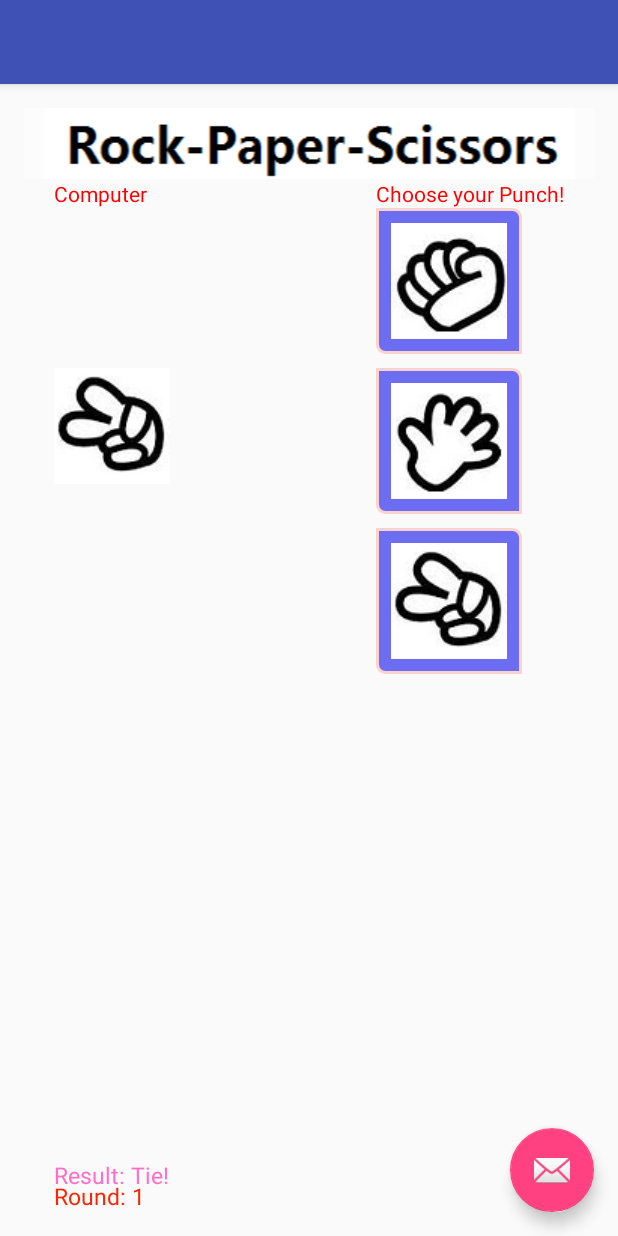
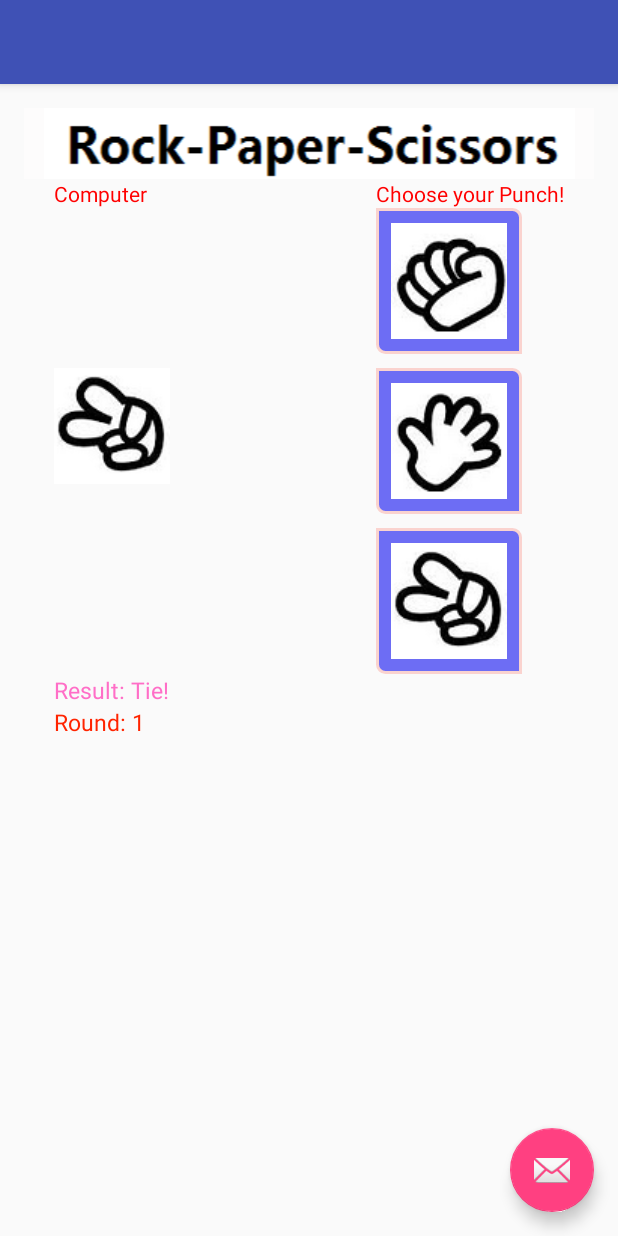
Before and after one commit to scorpiodwy/MobileAppCourseDemoCode, an Android app: the screen it shows after launch (MainActivity), after a tap on "SCISSORS", on a phone screen of 412 x 824 dp. Run offline under Robolectric (Android 15) with nearby library versions, the phone set to English and light mode, and no system bars.

Commit message:
Project 1 with Local Data
Record times into internal storage.
Read times in onCreate().

```diff
--- a/Project1/app/src/main/java/example/android/my/project1/MainActivity.java
+++ b/Project1/app/src/main/java/example/android/my/project1/MainActivity.java
@@ -12,6 +12,7 @@ import android.os.Bundle;
 import android.os.Environment;
 import android.os.PowerManager;
 import android.util.Log;
+import android.util.Xml;
 import android.view.Menu;
 import android.view.MenuItem;
 import android.view.View;
@@ -20,9 +21,12 @@ import android.widget.ImageButton;
 import android.widget.ImageView;
 import android.widget.TextView;
 
+import java.io.BufferedReader;
 import java.io.File;
+import java.io.FileInputStream;
 import java.io.FileOutputStream;
 import java.io.IOException;
+import java.io.InputStreamReader;
 import java.util.Date;
 import java.util.EventListener;
 
@@ -76,7 +80,10 @@ public class MainActivity extends Activity {
 
 
         //play background music here
-        mp_background.start();
+        //mp_background.start();
+
+        String times = getGameCount();
+        count_tv.setText("Round: "+ times);
 
         //end
 
@@ -97,7 +104,7 @@ public class MainActivity extends Activity {
             count++;//
 
             //store times of game in device
-//            storeData(count+"");
+            storeData(count+"");
 
             switch (rand) {
                 /**
@@ -169,22 +176,40 @@ public class MainActivity extends Activity {
         }
     }
 
-//    public void storeData(String count)
-//    {
-//        FileOutputStream outputStream;
-//        Date date = new Date(System.currentTimeMillis());
-//        try {
-//            outputStream = openFileOutput("record.txt", Context.MODE_PRIVATE);
-//            outputStream.write(date.toString().getBytes());
-//            outputStream.write("    ".getBytes());
-//            outputStream.write(count.getBytes());
-//            outputStream.write(System.getProperty("line.separator").getBytes());
-//            outputStream.close();
-//        } catch (Exception e) {
-//            e.printStackTrace();
-//        }
-//    }
+    //Store data locally
+    public void storeData(String count)
+    {
+        FileOutputStream outputStream;
+        try {
+            outputStream = openFileOutput("record.txt", Context.MODE_PRIVATE);
+            outputStream.write(count.getBytes());
+            outputStream.write(System.getProperty("line.separator").getBytes());
+            outputStream.close();
+        } catch (Exception e) {
+            e.printStackTrace();
+        }
+    }
 
+
+    //get local data
+    private String getGameCount(){
+        FileInputStream inputStream;
+        String result = "";
+        try{
+            inputStream = openFileInput("record.txt");
+            InputStreamReader isr = new InputStreamReader(inputStream, "UTF-8");
+            BufferedReader reader = new BufferedReader(isr);
+            StringBuilder sb = new StringBuilder();
+            while((result = reader.readLine()) != null){
+                sb.append(result).append("\n");
+            }
+            inputStream.close();
+            result = sb.toString();
+        }catch (Exception e){
+            e.printStackTrace();
+        }
+        return result;
+    }
     //end
 
     @Override
--- a/Project1/app/src/main/res/layout/content_main.xml
+++ b/Project1/app/src/main/res/layout/content_main.xml
@@ -90,21 +90,20 @@
         android:id="@+id/textResult"
         android:layout_width="wrap_content"
         android:layout_height="wrap_content"
-        android:layout_alignLeft="@+id/viewCmp"
-        android:layout_alignParentBottom="true"
-        android:layout_marginBottom="14dp"
         android:textColor="#ff6ec7"
-        android:text="result"
-        android:textSize="15sp" />
+        android:text="Result: "
+        android:textSize="15sp"
+        android:layout_below="@+id/btnSci"
+        android:layout_alignStart="@+id/viewCmp" />
 
     <TextView
         android:id="@+id/textCount"
         android:layout_width="wrap_content"
         android:layout_height="wrap_content"
         android:layout_alignLeft="@+id/textResult"
-        android:layout_alignParentBottom="true"
-        android:text="round:"
+        android:text="Round: "
         android:textColor="#ff2400"
-        android:textSize="15sp" />
+        android:textSize="15sp"
+        android:layout_below="@+id/textResult" />
 
 </RelativeLayout>
```
